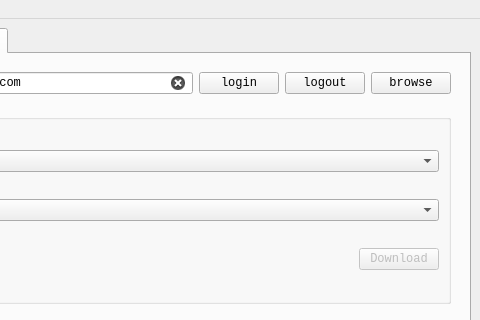
Old version of the form mainwindow.ui in the repository zuoVision/Qt; both pictures show x 264 to 744 and y 0 to 320 of the 744 by 800 pixel window.
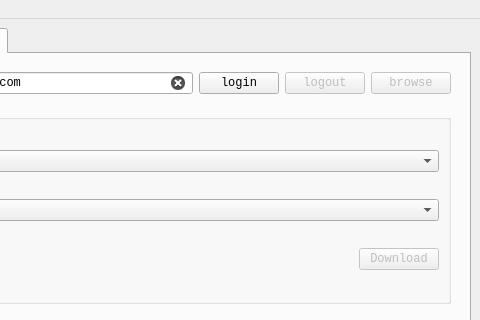
New version of the form.

The edit to the form file:
```diff
--- a/mainwindow.ui
+++ b/mainwindow.ui
@@ -2124,6 +2124,9 @@
              </item>
              <item>
               <widget class="QPushButton" name="pushButton_logout">
+               <property name="enabled">
+                <bool>false</bool>
+               </property>
                <property name="sizePolicy">
                 <sizepolicy hsizetype="Fixed" vsizetype="Fixed">
                  <horstretch>0</horstretch>
@@ -2137,6 +2140,9 @@
              </item>
              <item>
               <widget class="QPushButton" name="pushButton_browse">
+               <property name="enabled">
+                <bool>false</bool>
+               </property>
                <property name="sizePolicy">
                 <sizepolicy hsizetype="Fixed" vsizetype="Fixed">
                  <horstretch>0</horstretch>
```
Left out of the diff: 25 changed lines with no effect on the pictures.
